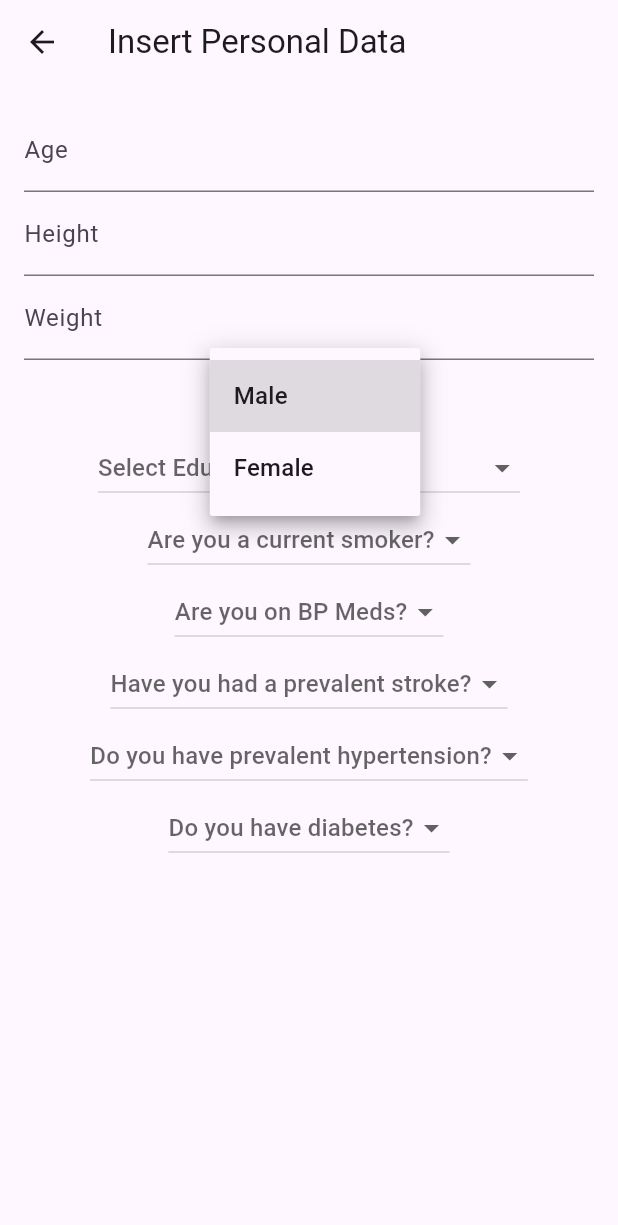
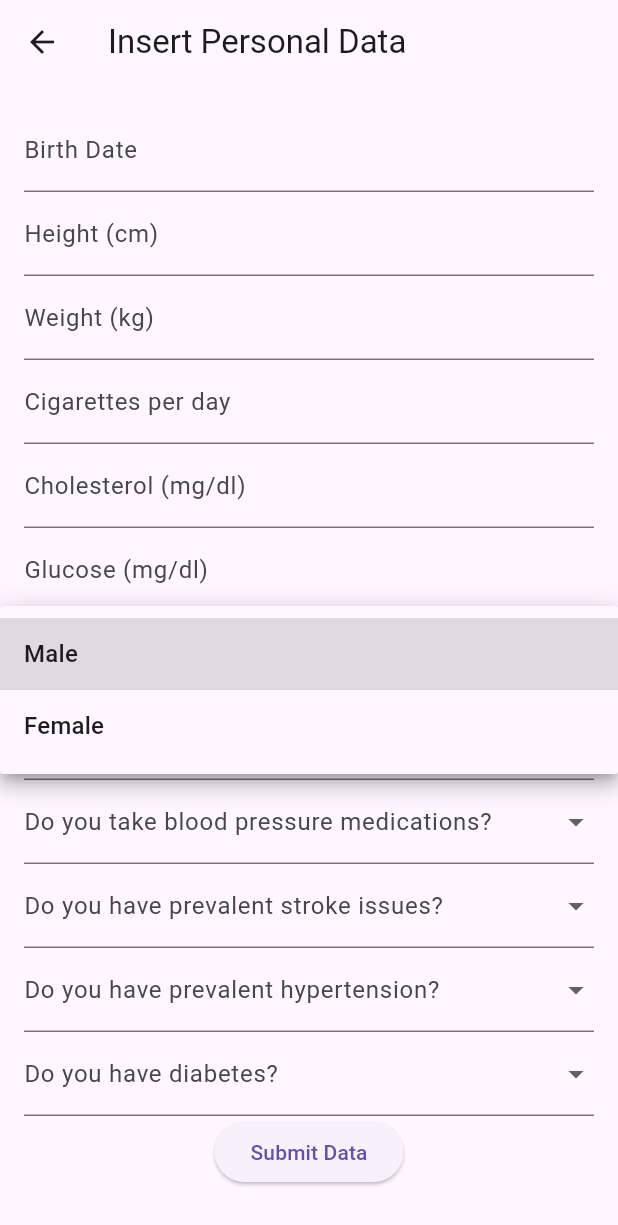
Before and after one commit to ediizvernari/Heart_App, a Flutter app: the ClientPersonalDataInsertionPage screen opened directly, after a tap on "Select Sex", on a phone screen of 412 x 824 dp. Shown: the top 1225 px of the screen. Run offline on Flutter 3.47's test engine with Material 3 defaults, Android fonts, the phone set to English and light mode, and no system bars; our stand-ins replace flutter_secure_storage, jwt_decoder; accounts and stored records are empty.

Commit message:
added all the needed fields for the personal data of the user along with the checks for the data types and the data that should be filled

```diff
--- a/frontend/lib/screens/client_personal_data_insertion_page.dart
+++ b/frontend/lib/screens/client_personal_data_insertion_page.dart
@@ -1,23 +1,29 @@
+import 'dart:convert';
 import 'package:flutter/material.dart';
-import 'package:flutter_secure_storage/flutter_secure_storage.dart';
-import 'package:jwt_decoder/jwt_decoder.dart';
-import 'login_page.dart'; // Import your login page
+import 'package:http/http.dart' as http;
+import 'package:frontend/utils/token_validator.dart';
+import 'package:frontend/screens/client_main_page.dart';
 
 class ClientPersonalDataInsertionPage extends StatefulWidget {
   const ClientPersonalDataInsertionPage({super.key});
 
   @override
-  ClientPersonalDataInsertionPageState createState() => ClientPersonalDataInsertionPageState();
+  ClientPersonalDataInsertionPageState createState() =>
+      ClientPersonalDataInsertionPageState();
 }
 
-class ClientPersonalDataInsertionPageState extends State<ClientPersonalDataInsertionPage> {
-  final TextEditingController ageController = TextEditingController();
+class ClientPersonalDataInsertionPageState
+    extends State<ClientPersonalDataInsertionPage> {
+  final TextEditingController birthDateController = TextEditingController();
   final TextEditingController heightController = TextEditingController();
   final TextEditingController weightController = TextEditingController();
+  final TextEditingController cigarettesController = TextEditingController();
+  final TextEditingController cholesterolController = TextEditingController();
+  final TextEditingController glucoseController = TextEditingController();
+
   int? _selectedSex;
   int? _selectedEducationLevel;
   int? _currentSmoker;
-  // ignore: non_constant_identifier_names
   int? _BPMeds;
   int? _prevalentStroke;
   int? _prevalentHyp;
@@ -26,28 +32,95 @@ class ClientPersonalDataInsertionPageState extends State<ClientPersonalDataInser
   @override
   void initState() {
     super.initState();
-    _verifyToken();
+    verifyToken(context); // Token verification at the start
   }
 
-  Future<void> _verifyToken() async {
-    const storage = FlutterSecureStorage();
-    String? token = await storage.read(key: 'auth_token');
+  bool _isValidInteger(String value) {
+    final intValue = int.tryParse(value);
+    return intValue != null && intValue >= 0; // Valid non-negative integer
+  }
 
-    print('Token: $token'); // Debugging line
+  bool _isFieldEmpty(String value) {
+    return value.isEmpty;
+  }
 
-    if (token == null) {
-      print('Token is null'); // Debugging line
-      Navigator.of(context).pushReplacement(
-        MaterialPageRoute(builder: (context) =>  LoginPage()),
-      );
-    } else if (JwtDecoder.isExpired(token)) {
-      print('Token is expired'); // Debugging line
-      Navigator.of(context).pushReplacement(
-        MaterialPageRoute(builder: (context) =>  LoginPage()),
-      );
-    } else {
-      print('Token is valid'); // Debugging line
+  Future<void> _submitPersonalData() async {
+    // Validate input fields
+    if (_isFieldEmpty(birthDateController.text) ||
+        _isFieldEmpty(heightController.text) ||
+        _isFieldEmpty(weightController.text) ||
+        _isFieldEmpty(cigarettesController.text) ||
+        _isFieldEmpty(cholesterolController.text) ||
+        _isFieldEmpty(glucoseController.text)) {
+      _showErrorPopup('All fields must be filled out.');
+      return;
     }
+
+    if (!_isValidInteger(heightController.text)) {
+      _showErrorPopup('Height must be a valid non-negative integer.');
+      return;
+    }
+
+    if (!_isValidInteger(weightController.text)) {
+      _showErrorPopup('Weight must be a valid non-negative integer.');
+      return;
+    }
+
+    if (!_isValidInteger(cigarettesController.text)) {
+      _showErrorPopup('Cigarettes per day must be a valid non-negative integer.');
+      return;
+    }
+
+    if (!_isValidInteger(cholesterolController.text)) {
+      _showErrorPopup('Cholesterol must be a valid non-negative integer.');
+      return;
+    }
+
+    if (!_isValidInteger(glucoseController.text)) {
+      _showErrorPopup('Glucose must be a valid non-negative integer.');
+      return;
+    }
+
+    // Prepare the data to be sent to the backend
+    final Map<String, dynamic> data = {
+      "birthDate": birthDateController.text, // Store the birth date as a string
+      "height": int.parse(heightController.text), // Convert to integer
+      "weight": int.parse(weightController.text), // Convert to integer
+      "sex": _selectedSex,
+      "educationLevel": _selectedEducationLevel,
+      "currentSmoker": _currentSmoker,
+      "BPMeds": _BPMeds,
+      "prevalentStroke": _prevalentStroke,
+      "prevalentHyp": _prevalentHyp,
+      "diabetes": _diabetes,
+      "cigarettesPerDay": int.parse(cigarettesController.text), // Integer value
+      "cholesterol": int.parse(cholesterolController.text), // Integer value (mg/dl)
+      "glucose": int.parse(glucoseController.text), // Integer value (mg/dl)
+    };
+
+    // Send the data to the backend here...
+    // You would call an API or some other service to submit the data
+  }
+
+  // Show a pop-up error message
+  void _showErrorPopup(String message) {
+    showDialog(
+      context: context,
+      builder: (BuildContext context) {
+        return AlertDialog(
+          title: const Text('Invalid Input'),
+          content: Text(message),
+          actions: <Widget>[
+            TextButton(
+              onPressed: () {
+                Navigator.of(context).pop(); // Close the pop-up
+              },
+              child: const Text('OK'),
+            ),
+          ],
+        );
+      },
+    );
   }
 
   @override
@@ -63,23 +136,52 @@ class ClientPersonalDataInsertionPageState extends State<ClientPersonalDataInser
             mainAxisAlignment: MainAxisAlignment.center,
             children: [
               TextField(
-                controller: ageController,
-                decoration: const InputDecoration(labelText: 'Age'),
-                keyboardType: TextInputType.number,
+                controller: birthDateController,
+                decoration: const InputDecoration(labelText: 'Birth Date'),
+                keyboardType: TextInputType.datetime,
+                onTap: () async {
+                  DateTime? pickedDate = await showDatePicker(
+                    context: context,
+                    initialDate: DateTime.now(),
+                    firstDate: DateTime(1900),
+                    lastDate: DateTime.now(),
+                  );
+                  if (pickedDate != null) {
+                    birthDateController.text =
+                        "${pickedDate.day.toString().padLeft(2, '0')}/${pickedDate.month.toString().padLeft(2, '0')}/${pickedDate.year}";
+                  }
+                },
               ),
               TextField(
                 controller: heightController,
-                decoration: const InputDecoration(labelText: 'Height'),
+                decoration: const InputDecoration(labelText: 'Height (cm)'),
                 keyboardType: TextInputType.number,
               ),
               TextField(
                 controller: weightController,
-                decoration: const InputDecoration(labelText: 'Weight'),
+                decoration: const InputDecoration(labelText: 'Weight (kg)'),
                 keyboardType: TextInputType.number,
               ),
-              DropdownButton<int>(
+              TextField(
+                controller: cigarettesController,
+                decoration: const InputDecoration(labelText: 'Cigarettes per day'),
+                keyboardType: TextInputType.number,
+              ),
+              TextField(
+                controller: cholesterolController,
+                decoration: const InputDecoration(labelText: 'Cholesterol (mg/dl)'),
+                keyboardType: TextInputType.number,
+              ),
+              TextField(
+                controller: glucoseController,
+                decoration: const InputDecoration(labelText: 'Glucose (mg/dl)'),
+                keyboardType: TextInputType.number,
+              ),
+              DropdownButtonFormField<int>(
                 value: _selectedSex,
-                hint: const Text('Select Sex'),
+                decoration: const InputDecoration(
+                  labelText: 'Select Sex',
+                ),
                 items: const [
                   DropdownMenuItem(
                     value: 1,
@@ -96,9 +198,11 @@ class ClientPersonalDataInsertionPageState extends State<ClientPersonalDataInser
                   });
                 },
               ),
-              DropdownButton<int>(
+              DropdownButtonFormField<int>(
                 value: _selectedEducationLevel,
-                hint: const Text('Select Education Level'),
+                decoration: const InputDecoration(
+                  labelText: 'Select Education Level',
+                ),
                 items: const [
                   DropdownMenuItem(
                     value: 1,
@@ -123,28 +227,11 @@ class ClientPersonalDataInsertionPageState extends State<ClientPersonalDataInser
                   });
                 },
               ),
-              DropdownButton<int>(
-                value: _currentSmoker,
-                hint: const Text('Are you a current smoker?'),
-                items: const [
-                  DropdownMenuItem(
-                    value: 1,
-                    child: Text('Yes'),
-                  ),
-                  DropdownMenuItem(
-                    value: 0,
-                    child: Text('No'),
-                  ),
-                ],
-                onChanged: (int? newValue) {
-                  setState(() {
-                    _currentSmoker = newValue;
-                  });
-                },
-              ),
-              DropdownButton<int>(
+              DropdownButtonFormField<int>(
                 value: _BPMeds,
-                hint: const Text('Are you on BP Meds?'),
+                decoration: const InputDecoration(
+                  labelText: 'Do you take blood pressure medications?',
+                ),
                 items: const [
                   DropdownMenuItem(
                     value: 1,
@@ -161,9 +248,11 @@ class ClientPersonalDataInsertionPageState extends State<ClientPersonalDataInser
                   });
                 },
               ),
-              DropdownButton<int>(
+              DropdownButtonFormField<int>(
                 value: _prevalentStroke,
-                hint: const Text('Have you had a prevalent stroke?'),
+                decoration: const InputDecoration(
+                  labelText: 'Do you have prevalent stroke issues?',
+                ),
                 items: const [
                   DropdownMenuItem(
                     value: 1,
@@ -180,9 +269,11 @@ class ClientPersonalDataInsertionPageState extends State<ClientPersonalDataInser
                   });
                 },
               ),
-              DropdownButton<int>(
+              DropdownButtonFormField<int>(
                 value: _prevalentHyp,
-                hint: const Text('Do you have prevalent hypertension?'),
+                decoration: const InputDecoration(
+                  labelText: 'Do you have prevalent hypertension?',
+                ),
                 items: const [
                   DropdownMenuItem(
                     value: 1,
@@ -199,9 +290,11 @@ class ClientPersonalDataInsertionPageState extends State<ClientPersonalDataInser
                   });
                 },
               ),
-              DropdownButton<int>(
+              DropdownButtonFormField<int>(
                 value: _diabetes,
-                hint: const Text('Do you have diabetes?'),
+                decoration: const InputDecoration(
+                  labelText: 'Do you have diabetes?',
+                ),
                 items: const [
                   DropdownMenuItem(
                     value: 1,
@@ -218,6 +311,10 @@ class ClientPersonalDataInsertionPageState extends State<ClientPersonalDataInser
                   });
                 },
               ),
+              ElevatedButton(
+                onPressed: _submitPersonalData,
+                child: const Text('Submit Data'),
+              ),
             ],
           ),
         ),
```
Also changed, not shown: frontend/lib/utils/token_validator.dart (+1 -7 lines).
